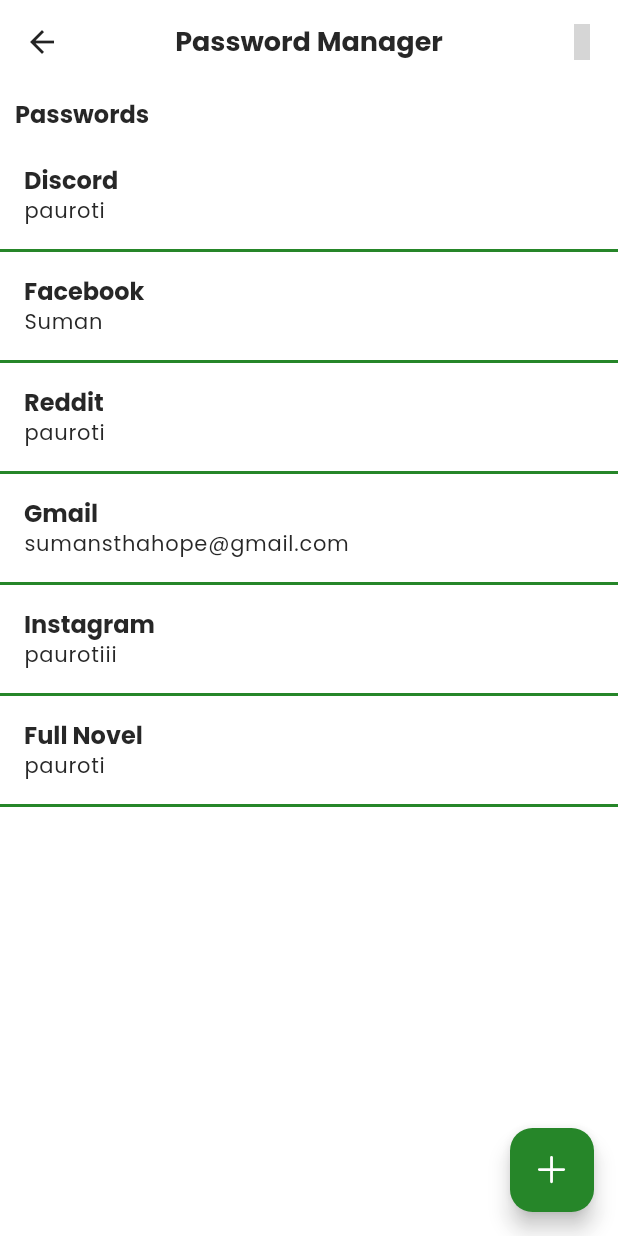
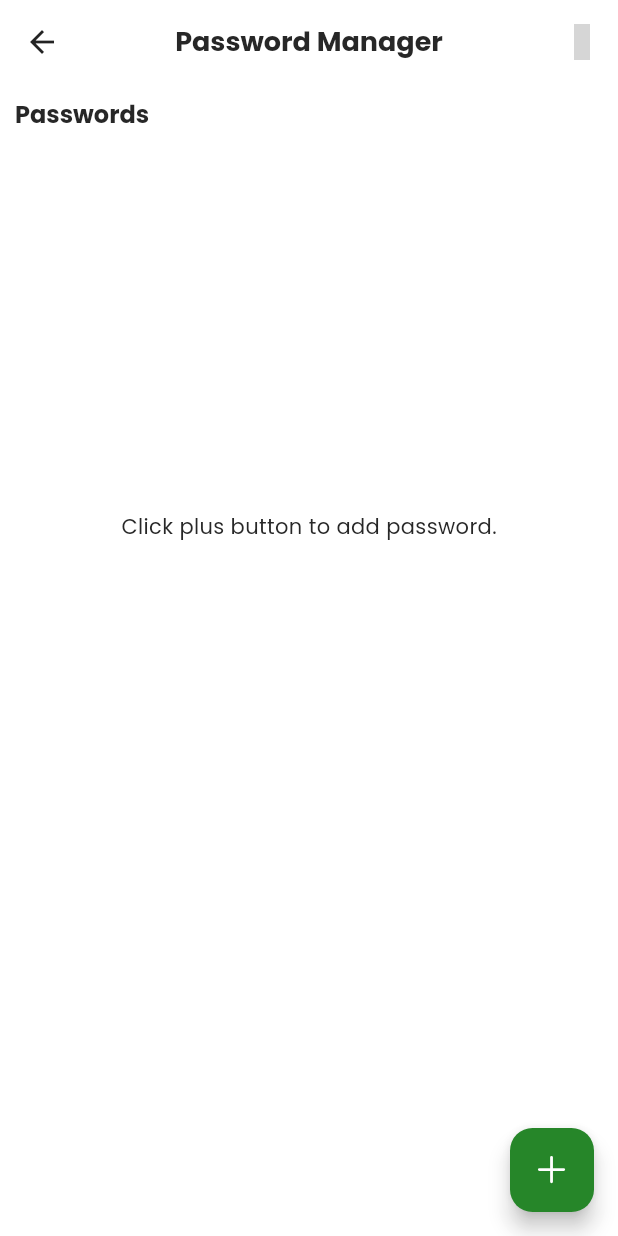
Before and after one commit to sumanhope/randompassword, a Flutter app: the PasswordManagerScreen screen opened directly, on a phone screen of 412 x 824 dp. Run offline on Flutter 3.47's test engine with Material 3 defaults, Android fonts, the phone set to English and light mode, and no system bars; our stand-ins replace get, get_storage, getwidget, google_nav_bar, icons_plus, iconsax and 2 more; accounts and stored records are empty; grey boxes are pictures that could not be loaded.

Commit message:
Saved Password

```diff
--- a/lib/pages/passwordmanager.dart
+++ b/lib/pages/passwordmanager.dart
@@ -2,6 +2,7 @@
 import 'package:get/get.dart';
 import 'package:getwidget/getwidget.dart';
 import 'package:icons_plus/icons_plus.dart';
+import 'package:randompassword/controllers/storagefunc.dart';
 import 'package:randompassword/pages/addpassword.dart';
 import 'package:randompassword/pages/savedpass.dart';
 import 'package:randompassword/utils/constants/colors.dart';
@@ -11,14 +12,8 @@
   const PasswordManagerScreen({super.key});
   @override
   Widget build(BuildContext context) {
-    List<Map<String, String>> passwordDataList = [
-      {"title": "Discord", "username": "pauroti"},
-      {"title": "Facebook", "username": "Suman"},
-      {"title": "Reddit", "username": "pauroti"},
-      {"title": "Gmail", "username": "sumansthahope@gmail.com"},
-      {"title": "Instagram", "username": "paurotiii"},
-      {"title": "Full Novel", "username": "pauroti"},
-    ];
+    final passwordStorage = PasswordStorage();
+    List<dynamic> passwordDataList = passwordStorage.readDataFromLocalStorage();
     final dark = MFHelperFunctions.isDarkMode(context);
     return Scaffold(
       appBar: AppBar(
@@ -67,13 +62,24 @@
                 style: Theme.of(context).textTheme.titleLarge,
               ),
             ),
-            ListView.builder(
+            passwordDataList.isEmpty
+                ? Center(
+                    child: Padding(
+                      padding: EdgeInsets.only(top: (MediaQuery.of(context).size.height * 0.3)),
+                      child: const Text("Click plus button to add password."),
+                    ),
+                  )
+                : ListView.builder(
                     physics: const NeverScrollableScrollPhysics(),
                     shrinkWrap: true,
                     itemCount: passwordDataList.length,
                     itemBuilder: (context, index) {
                       final data = passwordDataList[index];
-                return PasswordTile(title: data["title"]!, subtitle: data["username"]!);
+                      return PasswordTile(
+                        title: data["sitename"]!,
+                        subtitle: data["username"]!,
+                        id: data["id"]!,
+                      );
                     },
                   ),
           ],
@@ -88,9 +94,10 @@
     super.key,
     required this.title,
     required this.subtitle,
+    required this.id,
   });
 
-  final String title, subtitle;
+  final String title, subtitle, id;
 
   @override
   Widget build(BuildContext context) {
@@ -115,7 +122,9 @@
           style: Theme.of(context).textTheme.bodyLarge,
         ),
         onTap: () {
-          Get.to(() => const SavedPassScreen());
+          Get.to(() => SavedPassScreen(
+                id: id,
+              ));
         },
       ),
     );
```
Also changed, not shown: lib/pages/savedpass.dart (+10 -5 lines), lib/widgets/savepasswordcontainer.dart (+20 -4 lines). Lines whose indentation alone changed are shown as unchanged.
